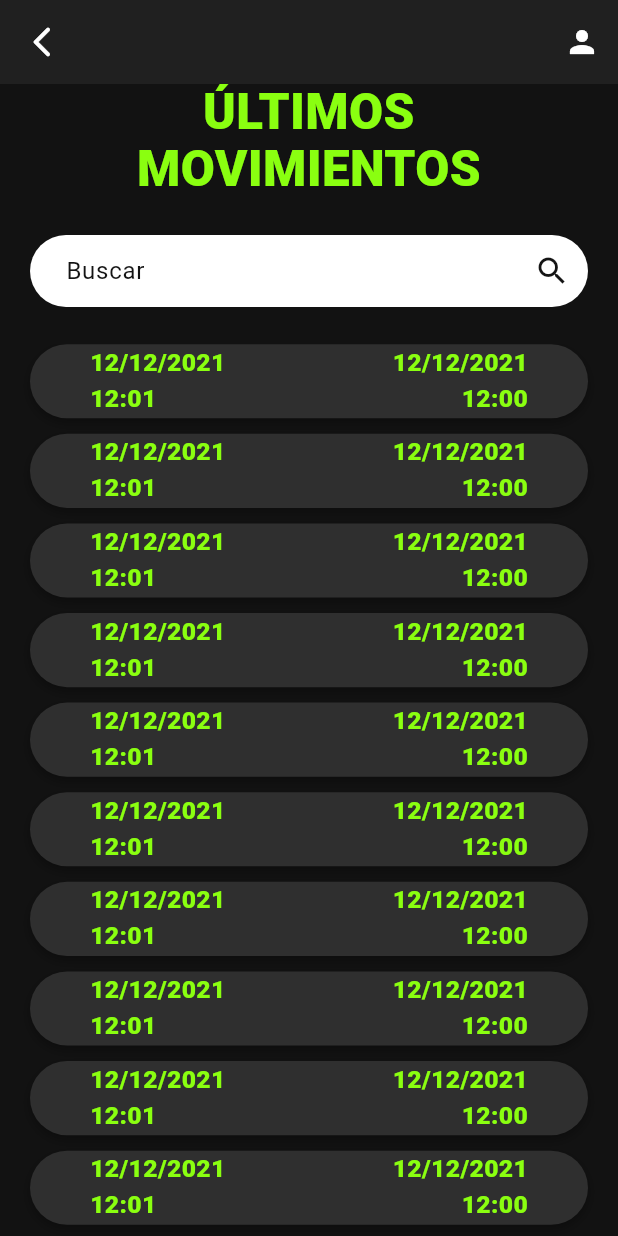
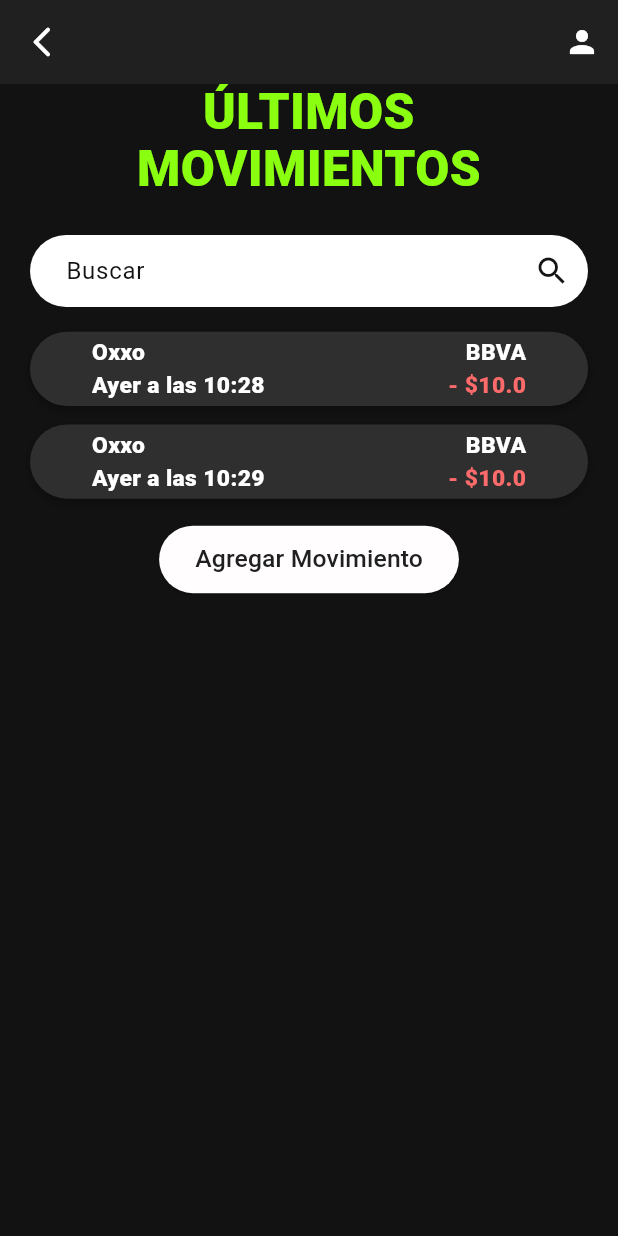
Before and after one commit to mauriciocastillo893/NEXA_FIRST_MOBILE_APP, a Flutter app: the LobbyUserScreen screen opened directly, after a tap on "Últimos movimientos", on a phone screen of 412 x 824 dp. Run offline on Flutter 3.47's test engine with Material 3 defaults, Android fonts, the phone set to English and light mode, and no system bars.

Commit message:
[ADD] New feautures in some files

```diff
--- a/lib/domain/entities/last_movement.dart
+++ b/lib/domain/entities/last_movement.dart
@@ -1,7 +1,7 @@
 enum OperationType {
-  deposit,
-  withdrawal,
-  transfer,
+  deposit, // + sign. Because it's a deposit of money into the account
+  withdrawal, // - sign. Because it's a withdrawal of money from the account
+  transfer, // - sign. Because it's a transfer of money from one account to another
 }
 
 class LastMovement {
@@ -10,6 +10,7 @@ class LastMovement {
   final String bank;
   final double amount;
   final OperationType operationType;
+  // final DateTime date;
 
   LastMovement({
     required this.fromWho,
@@ -17,5 +18,6 @@ class LastMovement {
     required this.bank,
     required this.amount,
     required this.operationType,
+    // required this.date,
   });
 }
--- a/lib/presentation/providers/last_movements_provider.dart
+++ b/lib/presentation/providers/last_movements_provider.dart
@@ -9,7 +9,7 @@ class LastMovementsProvider extends ChangeNotifier {
         bank: 'BBVA',
         operationType: OperationType.transfer,
         transactionMade: 'Ayer a las 10:28'),
-            LastMovement(
+    LastMovement(
         fromWho: 'Oxxo',
         amount: 10,
         bank: 'BBVA',
--- a/lib/presentation/screens/add_last_movement_screen.dart
+++ b/lib/presentation/screens/add_last_movement_screen.dart
@@ -34,7 +34,6 @@ class _AddLastMovementView extends StatelessWidget {
   @override
   Widget build(BuildContext context) {
     return SingleChildScrollView(
-        child: Expanded(
         child: Column(
       children: [
         SizedBox(
@@ -83,7 +82,6 @@ class _AddLastMovementView extends StatelessWidget {
           ],
         )
       ],
-      ),
     ));
   }
 }
--- a/lib/presentation/screens/last_movements_screen.dart
+++ b/lib/presentation/screens/last_movements_screen.dart
@@ -1,8 +1,12 @@
+import 'dart:math';
+
 import 'package:flutter/material.dart';
+import 'package:moviles_app/presentation/providers/last_movements_provider.dart';
 import 'package:moviles_app/presentation/screens/add_last_movement_screen.dart';
 import 'package:moviles_app/presentation/screens/lobby_user_screen.dart';
 import 'package:moviles_app/presentation/widgets/shared/last_movements_box.dart';
 import 'package:moviles_app/presentation/widgets/shared/message_field_box.dart';
+import 'package:provider/provider.dart';
 
 class LastMovementsScreen extends StatelessWidget {
   const LastMovementsScreen({super.key});
@@ -28,16 +32,19 @@ class LastMovementsScreen extends StatelessWidget {
             ),
           ],
         ),
-      body: _LastMovementsView(),
-    );
+        body: ChangeNotifierProvider(
+          create: (context) => LastMovementsProvider(),
+          child: _LastMovementsView(),
+        ));
   }
 }
 
 class _LastMovementsView extends StatelessWidget {
   @override
   Widget build(BuildContext context) {
-    return Expanded(
-      child: Column(
+    final lastMovementProvider = context.watch<LastMovementsProvider>();
+
+    return Column(
       children: [
         Text("ÚLTIMOS \nMOVIMIENTOS",
             textAlign: TextAlign.center,
@@ -53,39 +60,41 @@ class _LastMovementsView extends StatelessWidget {
           typeOfIcon: Icon(Icons.search_sharp),
           horizontalPadding: 20,
         ),
-          SizedBox(height: MediaQuery.of(context).size.height * 0.03),
-          Expanded(
-              child: SingleChildScrollView(
-            child: Column(
-              children: [
-                const LastMovementsBox(),
-                SizedBox(height: MediaQuery.of(context).size.height * 0.0125),
-                const LastMovementsBox(),
-                SizedBox(height: MediaQuery.of(context).size.height * 0.0125),
-                const LastMovementsBox(),
-                SizedBox(height: MediaQuery.of(context).size.height * 0.0125),
-                const LastMovementsBox(),
-                SizedBox(height: MediaQuery.of(context).size.height * 0.0125),
-                const LastMovementsBox(),
-                SizedBox(height: MediaQuery.of(context).size.height * 0.0125),
-                const LastMovementsBox(),
-                SizedBox(height: MediaQuery.of(context).size.height * 0.0125),
-                const LastMovementsBox(),
-                SizedBox(height: MediaQuery.of(context).size.height * 0.0125),
-                const LastMovementsBox(),
-                SizedBox(height: MediaQuery.of(context).size.height * 0.0125),
-                const LastMovementsBox(),
-                SizedBox(height: MediaQuery.of(context).size.height * 0.0125),
-                const LastMovementsBox(),
-                SizedBox(height: MediaQuery.of(context).size.height * 0.0125),
-                const LastMovementsBox(),
-                SizedBox(height: MediaQuery.of(context).size.height * 0.0125),
-                const LastMovementsBox(),
-                SizedBox(height: MediaQuery.of(context).size.height * 0.0125),
+        SizedBox(height: MediaQuery.of(context).size.height * 0.02),
+        SizedBox(
+          // height: MediaQuery.of(context).size.height * 0.3,
+          height: lastMovementProvider.lastMovements.isEmpty
+              ? MediaQuery.of(context).size.height * 0.05
+              : min(
+                  MediaQuery.of(context).size.height *
+                      0.075 *
+                      lastMovementProvider.lastMovements.length,
+                  MediaQuery.of(context).size.height * 0.3),
+          child: lastMovementProvider.lastMovements.isEmpty
+              ? const Center(
+                  child: Text(
+                    "No se encontraron movimientos",
+                    style: TextStyle(color: Colors.white),
+                  ),
+                )
+              : ListView.builder(
+                  physics: const NeverScrollableScrollPhysics(),
+                  itemCount: lastMovementProvider.lastMovements.length,
+                  itemBuilder: (context, item) {
+                    final message = lastMovementProvider.lastMovements[item];
+                    List<Widget> elements = [
+                      LastMovementsBox(lastMovement: message),
+                      SizedBox(
+                          height: MediaQuery.of(context).size.height * 0.015),
+                    ];
+                    return Column(children: elements);
+                  },
+                ),
+        ),
+        SizedBox(height: MediaQuery.of(context).size.height * 0.005),
         ElevatedButton(
           onPressed: () {
-                    Navigator.push(context,
-                        MaterialPageRoute(builder: (context) {
+            Navigator.push(context, MaterialPageRoute(builder: (context) {
               return const AddLastMovementScreen();
             }));
           },
@@ -97,12 +106,7 @@ class _LastMovementsView extends StatelessWidget {
               style: TextStyle(
                   fontSize: MediaQuery.of(context).size.width * 0.04)),
         ),
-                SizedBox(height: MediaQuery.of(context).size.height * 0.05),
       ],
-            ),
-          ))
-        ],
-      ),
     );
   }
 }
--- a/lib/presentation/screens/lobby_user_screen.dart
+++ b/lib/presentation/screens/lobby_user_screen.dart
@@ -1,3 +1,5 @@
+import 'dart:math';
+
 import 'package:flutter/material.dart';
 import 'package:moviles_app/presentation/providers/last_movements_provider.dart';
 import 'package:moviles_app/presentation/screens/last_movements_screen.dart';
@@ -205,34 +207,36 @@ class _LobbyUserView extends StatelessWidget {
             ),
           ],
         ),
-        SizedBox(height: MediaQuery.of(context).size.height * 0.01),
-        Column(
-          children: [
-            const LastMovementsBox(),
-            SizedBox(height: MediaQuery.of(context).size.height * 0.015),
-            const LastMovementsBox(),
-            SizedBox(height: MediaQuery.of(context).size.height * 0.015),
-            const LastMovementsBox(),
-            SizedBox(height: MediaQuery.of(context).size.height * 0.015),
-            const LastMovementsBox(),
-            SizedBox(height: MediaQuery.of(context).size.height * 0.015),
-          ],
+        SizedBox(
+          // height: MediaQuery.of(context).size.height * 0.3,
+          height: lastMovementProvider.lastMovements.isEmpty
+              ? MediaQuery.of(context).size.height * 0.05
+              : min(
+                  MediaQuery.of(context).size.height *
+                      0.075 *
+                      min(4, lastMovementProvider.lastMovements.length),
+                  MediaQuery.of(context).size.height * 0.3),
+          child: lastMovementProvider.lastMovements.isEmpty
+              ? const Center(
+                  child: Text(
+                    "No se encontraron movimientos",
+                    style: TextStyle(color: Colors.white),
+                  ),
+                )
+              : ListView.builder(
+                  physics: const NeverScrollableScrollPhysics(),
+                  itemCount: min(4, lastMovementProvider.lastMovements.length),
+                  itemBuilder: (context, item) {
+                    final message = lastMovementProvider.lastMovements[item];
+                    List<Widget> elements = [
+                      LastMovementsBox(lastMovement: message),
+                      SizedBox(
+                          height: MediaQuery.of(context).size.height * 0.015),
+                    ];
+                    return Column(children: elements);
+                  },
+                ),
         ),
-        SizedBox(height: MediaQuery.of(context).size.height * 0.02),
-        // Eliminar el expanded para tratar de corregir
-        // Otros widgets aquí
-        // Container(
-        //   height: MediaQuery.of(context).size.height * 0.3,
-        //   child: Expanded(
-        //     child: ListView.builder(
-        //       itemCount: lastMovementProvider.lastMovements.length,
-        //       itemBuilder: (context, item) {
-        //         // final message = lastMovementProvider.lastMovements[item];
-        //         return const LastMovementsBox();
-        //       },
-        //     ),
-        //   ),
-        // ),
         // Otros widgets aquí
 
         Row(
@@ -271,13 +275,13 @@ class _LobbyUserView extends StatelessWidget {
         SizedBox(height: MediaQuery.of(context).size.height * 0.01),
         Column(
           children: [
-            const LastMovementsBox(),
+            // const LastMovementsBox(),
             SizedBox(height: MediaQuery.of(context).size.height * 0.015),
-            const LastMovementsBox(),
+            // const LastMovementsBox(),
             SizedBox(height: MediaQuery.of(context).size.height * 0.015),
-            const LastMovementsBox(),
+            // const LastMovementsBox(),
             SizedBox(height: MediaQuery.of(context).size.height * 0.015),
-            const LastMovementsBox(),
+            // const LastMovementsBox(),
             SizedBox(height: MediaQuery.of(context).size.height * 0.015),
           ],
         ),
--- a/lib/presentation/widgets/shared/budget_box.dart
+++ b/lib/presentation/widgets/shared/budget_box.dart
@@ -1,27 +1,27 @@
-import 'package:flutter/material.dart';
+// import 'package:flutter/material.dart';
 
-class BudgetBox extends StatelessWidget {
-  const BudgetBox({super.key});
+// class BudgetBox extends StatelessWidget {
+//   const BudgetBox({super.key});
 
-  @override
-  Widget build (BuildContext context){
+//   @override
+//   Widget build (BuildContext context){
 
-    return Padding(
-      padding: const EdgeInsets.symmetric(horizontal: 20),
-      child: Container(
-        height: MediaQuery.of(context).size.height * 0.06,
-        decoration: BoxDecoration(
-          borderRadius: BorderRadius.circular(25),
-          color: const Color(0xFF2F2F2F),
-          boxShadow: [
-            BoxShadow(
-              color: Colors.black.withOpacity(0.3),
-              offset: const Offset(0, 3),
-              blurRadius: 5,
-            ),
-          ],
-        ),
-      )
-    );
-  }
-}
+//     return Padding(
+//       padding: const EdgeInsets.symmetric(horizontal: 20),
+//       child: Container(
+//         height: MediaQuery.of(context).size.height * 0.06,
+//         decoration: BoxDecoration(
+//           borderRadius: BorderRadius.circular(25),
+//           color: const Color(0xFF2F2F2F),
+//           boxShadow: [
+//             BoxShadow(
+//               color: Colors.black.withOpacity(0.3),
+//               offset: const Offset(0, 3),
+//               blurRadius: 5,
+//             ),
+//           ],
+//         ),
+//       )
+//     );
+//   }
+// }
--- a/lib/presentation/widgets/shared/last_movements_box.dart
+++ b/lib/presentation/widgets/shared/last_movements_box.dart
@@ -1,7 +1,13 @@
 import 'package:flutter/material.dart';
+import 'package:moviles_app/domain/entities/last_movement.dart';
 
+// DARK MODE NEEDS TO BE HEREz
 class LastMovementsBox extends StatelessWidget {
-  const LastMovementsBox({super.key});
+  const LastMovementsBox({
+    super.key,
+    required this.lastMovement,
+  });
+  final LastMovement lastMovement;
 
   @override
   Widget build(BuildContext context) {
@@ -24,25 +30,26 @@ class LastMovementsBox extends StatelessWidget {
           children: [
             Expanded(
               child: Padding(
-                padding: const EdgeInsets.symmetric(horizontal: 40),
+                padding: EdgeInsets.only(
+                    left: MediaQuery.of(context).size.width * 0.1),
                 child: Column(
                   crossAxisAlignment: CrossAxisAlignment.start,
                   mainAxisAlignment: MainAxisAlignment.center,
                   children: [
                     Text(
-                      "12/12/2021",
+                      lastMovement.fromWho,
                       style: TextStyle(
-                        color: const Color(0xFF8AFF10),
+                        color: Colors.white,
                         fontWeight: FontWeight.w900,
-                        fontSize: MediaQuery.of(context).size.width * 0.04,
+                        fontSize: MediaQuery.of(context).size.width * 0.037,
                       ),
                     ),
                     Text(
-                      "12:01",
+                      lastMovement.transactionMade,
                       style: TextStyle(
-                        color: const Color(0xFF8AFF10),
+                        color: Colors.white,
                         fontWeight: FontWeight.w900,
-                        fontSize: MediaQuery.of(context).size.width * 0.04,
+                        fontSize: MediaQuery.of(context).size.width * 0.037,
                       ),
                     ),
                   ],
@@ -51,25 +58,31 @@ class LastMovementsBox extends StatelessWidget {
             ),
             Expanded(
               child: Padding(
-                padding: const EdgeInsets.symmetric(horizontal: 40),
+                padding: EdgeInsets.only(
+                    right: MediaQuery.of(context).size.width * 0.1),
                 child: Column(
                   crossAxisAlignment: CrossAxisAlignment.end,
                   mainAxisAlignment: MainAxisAlignment.center,
                   children: [
                     Text(
-                      "12/12/2021",
+                      lastMovement.bank,
                       style: TextStyle(
-                        color: const Color(0xFF8AFF10),
+                        color: Colors.white,
                         fontWeight: FontWeight.w900,
-                        fontSize: MediaQuery.of(context).size.width * 0.04,
+                        fontSize: MediaQuery.of(context).size.width * 0.037,
                       ),
                     ),
                     Text(
-                      "12:00",
+                      lastMovement.operationType == OperationType.deposit
+                          ? '+ \$${lastMovement.amount.toString()}'
+                          : '- \$${lastMovement.amount.toString()}',
                       style: TextStyle(
-                        color: const Color(0xFF8AFF10),
+                        color:
+                            lastMovement.operationType == OperationType.deposit
+                                ? const Color.fromARGB(255, 182, 255, 104)
+                                : const Color.fromARGB(255, 255, 107, 107),
                         fontWeight: FontWeight.w900,
-                        fontSize: MediaQuery.of(context).size.width * 0.04,
+                        fontSize: MediaQuery.of(context).size.width * 0.037,
                       ),
                     ),
                   ],
```
Lines whose indentation alone changed are shown as unchanged.
